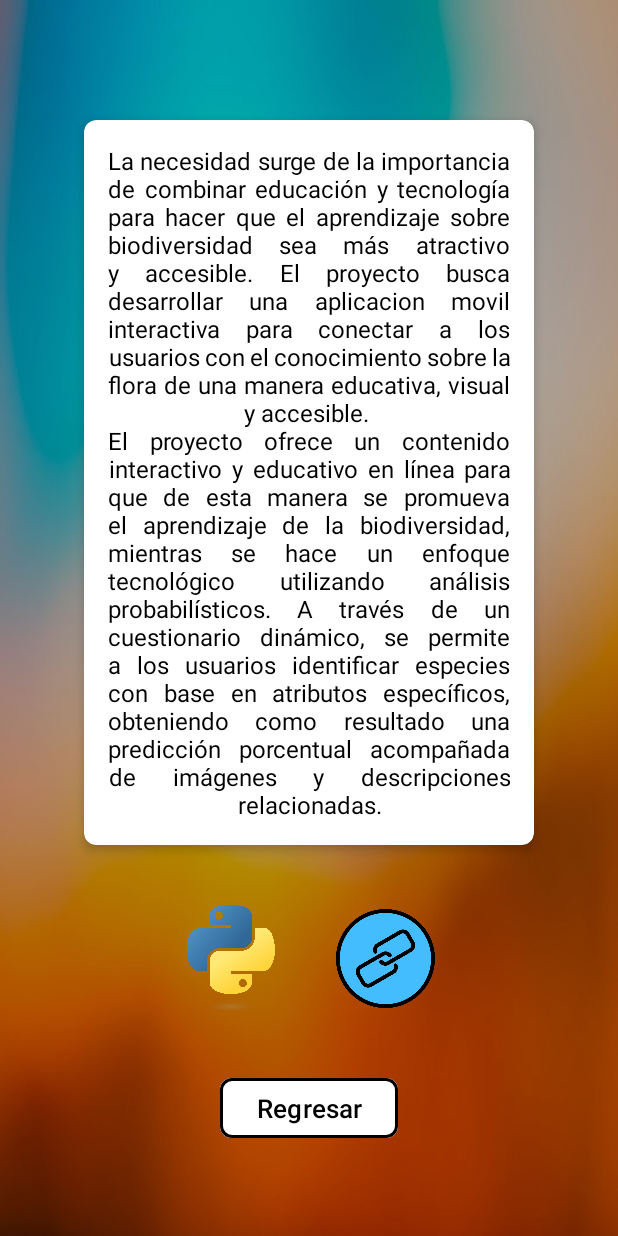
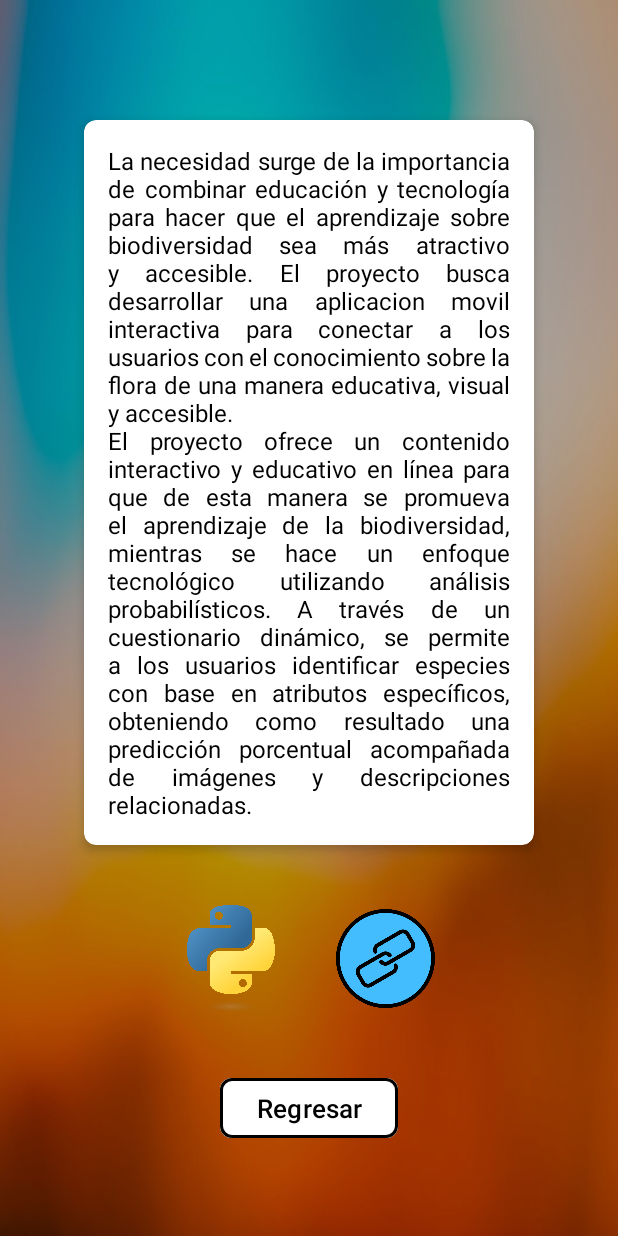
Before and after one commit to AzaelLobos/PrediccionMovil, an Android app: the layout vista_informacion.xml on its own in the app's theme, with its tools: preview values and no code run, on a phone screen of 412 x 824 dp. Run offline under Robolectric (Android 15) with nearby library versions, the phone set to English and light mode, and no system bars; network calls fail.

Commit message:
Texto Justificado

```diff
--- a/proyecto/app/src/main/res/layout/vista_informacion.xml
+++ b/proyecto/app/src/main/res/layout/vista_informacion.xml
@@ -40,15 +40,14 @@
             android:id="@+id/textoInfo"
             android:layout_width="match_parent"
             android:layout_height="wrap_content"
-            android:gravity="center"
-            android:justificationMode="inter_word"
             android:padding="16dp"
-            android:text="La necesidad surge de la importancia de combinar educación y tecnología para hacer que el aprendizaje sobre biodiversidad sea más atractivo y accesible. El proyecto busca desarrollar una aplicacion movil interactiva para conectar a los usuarios con el conocimiento sobre la flora de una manera educativa, visual y accesible.
-\nEl proyecto ofrece un contenido interactivo y educativo en línea para que de esta manera se promueva el aprendizaje de la biodiversidad, mientras se hace un enfoque tecnológico utilizando análisis probabilísticos. A través de un cuestionario dinámico, se permite a los usuarios identificar especies con base en atributos específicos, obteniendo como resultado una predicción porcentual acompañada de imágenes y descripciones relacionadas."
-            android:textAlignment="center"
+            android:text="La necesidad surge de la importancia de combinar educación y tecnología para hacer que el aprendizaje sobre biodiversidad sea más atractivo y accesible. El proyecto busca desarrollar una aplicacion movil interactiva para conectar a los usuarios con el conocimiento sobre la flora de una manera educativa, visual y accesible.\nEl proyecto ofrece un contenido interactivo y educativo en línea para que de esta manera se promueva el aprendizaje de la biodiversidad, mientras se hace un enfoque tecnológico utilizando análisis probabilísticos. A través de un cuestionario dinámico, se permite a los usuarios identificar especies con base en atributos específicos, obteniendo como resultado una predicción porcentual acompañada de imágenes y descripciones relacionadas."
             android:textColor="@android:color/black"
-            android:textSize="16sp" />
-    </androidx.cardview.widget.CardView>
+            android:textSize="16sp"
+            android:gravity="start"
+            android:justificationMode="inter_word"/>
+
+        </androidx.cardview.widget.CardView>
 
         <LinearLayout
             android:id="@+id/contenedorBotones"
```
